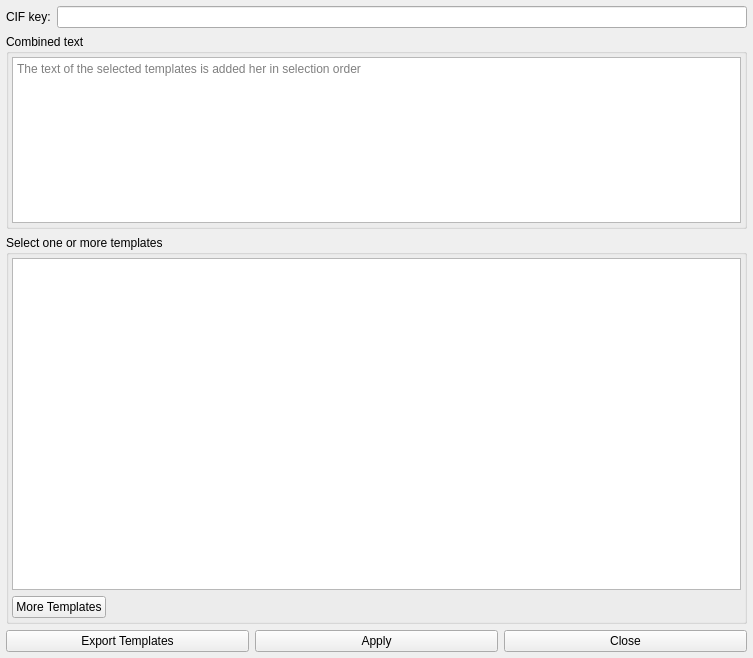
First picture: the form in finalcif/gui/text_templates.ui, repository dkratzert/FinalCif, before the edit.
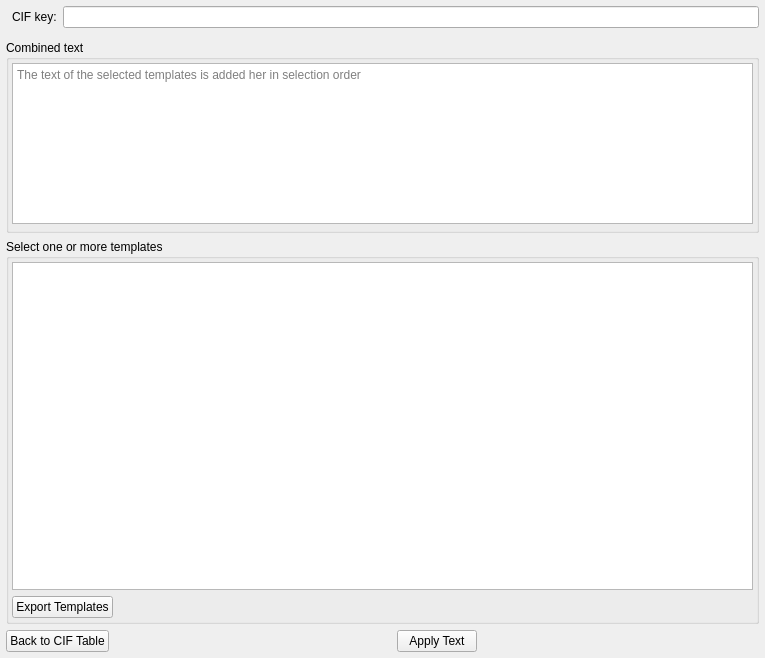
Second picture: the form after the edit.

The edit to the form file:
```diff
--- a/finalcif/gui/text_templates.ui
+++ b/finalcif/gui/text_templates.ui
@@ -6,7 +6,7 @@
    <rect>
     <x>0</x>
     <y>0</y>
-    <width>753</width>
+    <width>765</width>
     <height>658</height>
    </rect>
   </property>
@@ -28,6 +28,12 @@
    </property>
    <item>
     <layout class="QHBoxLayout" name="horizontalLayout">
+     <property name="leftMargin">
+      <number>6</number>
+     </property>
+     <property name="bottomMargin">
+      <number>6</number>
+     </property>
      <item>
       <widget class="QLabel" name="label">
        <property name="text">
@@ -59,6 +65,9 @@
       <string>Combined text</string>
      </property>
      <layout class="QVBoxLayout" name="verticalLayout_4">
+      <property name="spacing">
+       <number>-1</number>
+      </property>
       <property name="leftMargin">
        <number>3</number>
       </property>
@@ -69,7 +78,7 @@
        <number>3</number>
       </property>
       <property name="bottomMargin">
-       <number>3</number>
+       <number>6</number>
       </property>
       <item>
        <widget class="QPlainTextEdit" name="plainTextEdit">
@@ -112,20 +121,27 @@
        <widget class="QListWidget" name="listWidget"/>
       </item>
       <item>
-       <layout class="QVBoxLayout" name="moreTemplatesVLayout">
+       <layout class="QHBoxLayout" name="horizontalLayout_3">
         <item>
-         <widget class="QPushButton" name="moreTemplatesPushButton">
-          <property name="sizePolicy">
-           <sizepolicy hsizetype="Fixed" vsizetype="Fixed">
-            <horstretch>0</horstretch>
-            <verstretch>0</verstretch>
-           </sizepolicy>
-          </property>
+         <widget class="QPushButton" name="exportTextPushButton">
           <property name="text">
-           <string>More Templates</string>
+           <string>Export Templates</string>
           </property>
          </widget>
         </item>
+        <item>
+         <spacer name="horizontalSpacer_3">
+          <property name="orientation">
+           <enum>Qt::Horizontal</enum>
+          </property>
+          <property name="sizeHint" stdset="0">
+           <size>
+            <width>40</width>
+            <height>20</height>
+           </size>
+          </property>
+         </spacer>
+        </item>
        </layout>
       </item>
      </layout>
@@ -136,24 +152,43 @@
      <item>
       <widget class="QPushButton" name="exportPushButton">
        <property name="text">
-        <string>Export Templates</string>
+        <string>Back to CIF Table</string>
        </property>
       </widget>
      </item>
      <item>
-      <widget class="QPushButton" name="applyPushButton">
-       <property name="text">
-        <string>Apply</string>
+      <spacer name="horizontalSpacer">
+       <property name="orientation">
+        <enum>Qt::Horizontal</enum>
        </property>
-      </widget>
+       <property name="sizeHint" stdset="0">
+        <size>
+         <width>40</width>
+         <height>20</height>
+        </size>
+       </property>
+      </spacer>
      </item>
      <item>
       <widget class="QPushButton" name="closePushButton">
        <property name="text">
-        <string>Close</string>
+        <string>Apply Text</string>
        </property>
       </widget>
      </item>
+     <item>
+      <spacer name="horizontalSpacer_2">
+       <property name="orientation">
+        <enum>Qt::Horizontal</enum>
+       </property>
+       <property name="sizeHint" stdset="0">
+        <size>
+         <width>40</width>
+         <height>20</height>
+        </size>
+       </property>
+      </spacer>
+     </item>
     </layout>
    </item>
   </layout>
```
Left out of the diff: 10 changed lines with no effect on the pictures.
